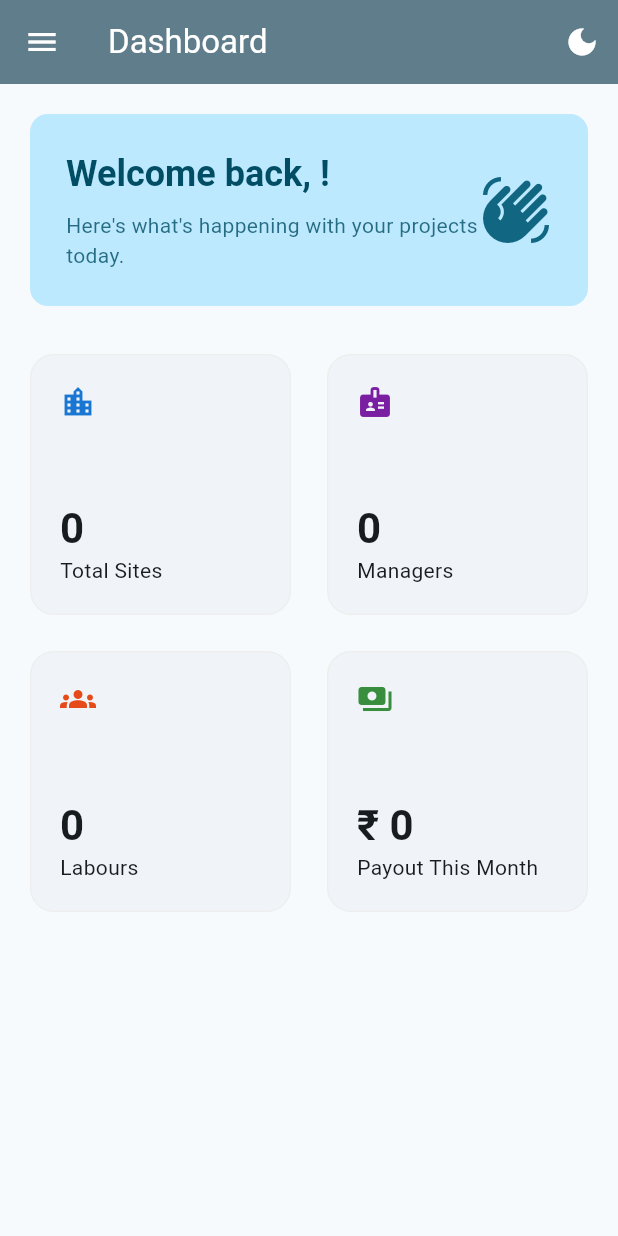
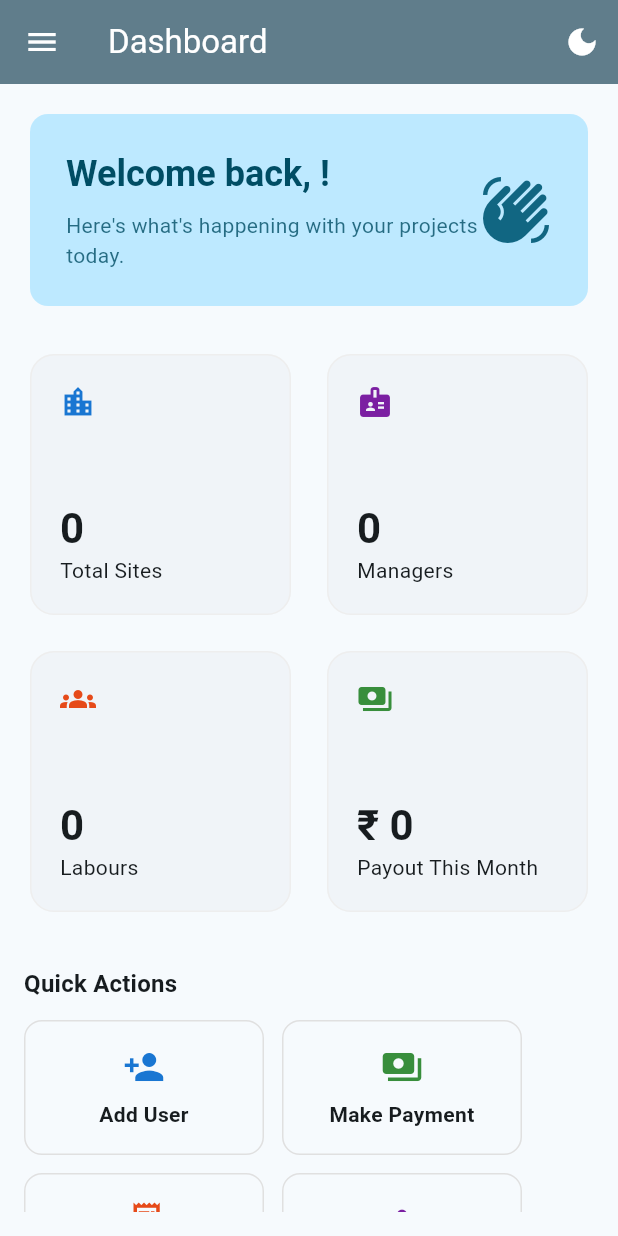
Before and after one commit to Developer123-Aksh/LWMS, a Flutter app: the AdminDashboardPage widget shown alone on an empty page, opened directly, on a phone screen of 412 x 824 dp. Run offline on Flutter 3.47's test engine with Material 3 defaults, Android fonts, the phone set to English and light mode, and no system bars; our stand-ins replace supabase_flutter; accounts and stored records are empty.

Commit message:
made final changes

```diff
--- a/lib/admin/admin_home.dart
+++ b/lib/admin/admin_home.dart
@@ -1,6 +1,9 @@
 import 'package:flutter/material.dart';
 import 'admin_layout.dart';
 import '../services/profile_service.dart';
+import 'admin_payment_page.dart';
+import 'admin_transection_page.dart';
+import 'admin_users_page.dart';
 
 class AdminDashboardPage extends StatelessWidget {
   const AdminDashboardPage({super.key});
@@ -31,9 +34,11 @@ class AdminDashboardPage extends StatelessWidget {
             child: Column(
               crossAxisAlignment: CrossAxisAlignment.start,
               children: [
+                // ===== WELCOME =====
                 _buildWelcomeCard(context, data['admin_name']),
                 const SizedBox(height: 24),
 
+                // ===== STATS =====
                 GridView.count(
                   shrinkWrap: true,
                   physics: const NeverScrollableScrollPhysics(),
@@ -69,6 +74,13 @@ class AdminDashboardPage extends StatelessWidget {
                     ),
                   ],
                 ),
+
+                const SizedBox(height: 32),
+
+                // ===== QUICK ACTIONS AT BOTTOM =====
+                _buildQuickActions(context),
+
+                const SizedBox(height: 24),
               ],
             ),
           );
@@ -77,6 +89,7 @@ class AdminDashboardPage extends StatelessWidget {
     );
   }
 
+  // ===== WELCOME CARD =====
   Widget _buildWelcomeCard(BuildContext context, String adminName) {
     return Card(
       elevation: 0,
@@ -93,8 +106,9 @@ class AdminDashboardPage extends StatelessWidget {
                     'Welcome back, $adminName!',
                     style: Theme.of(context).textTheme.headlineSmall?.copyWith(
                           fontWeight: FontWeight.bold,
-                          color:
-                              Theme.of(context).colorScheme.onPrimaryContainer,
+                          color: Theme.of(context)
+                              .colorScheme
+                              .onPrimaryContainer,
                         ),
                   ),
                   const SizedBox(height: 8),
@@ -120,8 +134,70 @@ class AdminDashboardPage extends StatelessWidget {
       ),
     );
   }
+
+  // ===== QUICK ACTIONS =====
+  Widget _buildQuickActions(BuildContext context) {
+    return Column(
+      crossAxisAlignment: CrossAxisAlignment.start,
+      children: [
+        Text(
+          'Quick Actions',
+          style: Theme.of(context).textTheme.titleMedium?.copyWith(
+                fontWeight: FontWeight.bold,
+              ),
+        ),
+        const SizedBox(height: 12),
+
+        Wrap(
+          spacing: 12,
+          runSpacing: 12,
+          children: [
+            _QuickActionButton(
+              icon: Icons.person_add,
+              label: 'Add User',
+              color: const Color(0xFF1976D2),
+              onTap: () {
+                Navigator.push(context,
+                    MaterialPageRoute(builder: (_) => const AdminUsersPage()));
+              },
+            ),
+            _QuickActionButton(
+              icon: Icons.payments,
+              label: 'Make Payment',
+              color: const Color(0xFF388E3C),
+              onTap: () {
+                Navigator.push(context,
+                    MaterialPageRoute(builder: (_) => const AdminPaymentsPage()));
+              },
+            ),
+            _QuickActionButton(
+              icon: Icons.receipt_long,
+              label: 'Transactions',
+              color: const Color(0xFFE64A19),
+              onTap: () {
+                Navigator.push(
+                    context,
+                    MaterialPageRoute(
+                        builder: (_) => const AdminTransactionsPage()));
+              },
+            ),
+            _QuickActionButton(
+              icon: Icons.groups,
+              label: 'View Users',
+              color: const Color(0xFF7B1FA2),
+              onTap: () {
+                Navigator.push(context,
+                    MaterialPageRoute(builder: (_) => const AdminUsersPage()));
+              },
+            ),
+          ],
+        ),
+      ],
+    );
+  }
 }
 
+// ===== STAT CARD =====
 class _StatCard extends StatelessWidget {
   final String title;
   final String value;
@@ -179,3 +255,48 @@ class _StatCard extends StatelessWidget {
     );
   }
 }
+
+// ===== QUICK ACTION BUTTON =====
+class _QuickActionButton extends StatelessWidget {
+  final IconData icon;
+  final String label;
+  final Color color;
+  final VoidCallback onTap;
+
+  const _QuickActionButton({
+    required this.icon,
+    required this.label,
+    required this.color,
+    required this.onTap,
+  });
+
+  @override
+  Widget build(BuildContext context) {
+    return InkWell(
+      borderRadius: BorderRadius.circular(12),
+      onTap: onTap,
+      child: Container(
+        width: 160,
+        padding: const EdgeInsets.all(16),
+        decoration: BoxDecoration(
+          borderRadius: BorderRadius.circular(12),
+          border: Border.all(color: Colors.grey.shade300),
+        ),
+        child: Column(
+          mainAxisSize: MainAxisSize.min,
+          children: [
+            Icon(icon, size: 28, color: color),
+            const SizedBox(height: 8),
+            Text(
+              label,
+              textAlign: TextAlign.center,
+              style: Theme.of(context).textTheme.bodyMedium?.copyWith(
+                    fontWeight: FontWeight.w600,
+                  ),
+            ),
+          ],
+        ),
+      ),
+    );
+  }
+}
--- a/lib/admin/admin_layout.dart
+++ b/lib/admin/admin_layout.dart
@@ -11,13 +11,17 @@ import 'admin_users_page.dart';
 import 'admin_profile_page.dart';
 import 'admin_payment_page.dart';
 import 'admin_transection_page.dart';
-
+import 'admin_change_site_page.dart'; // ✅ NEW
 
 class AdminLayout extends StatelessWidget {
   final String title;
   final Widget child;
 
-  const AdminLayout({super.key, required this.title, required this.child});
+  const AdminLayout({
+    super.key,
+    required this.title,
+    required this.child,
+  });
 
   @override
   Widget build(BuildContext context) {
@@ -84,6 +88,15 @@ class AdminLayout extends StatelessWidget {
                     title: 'Sites',
                     page: const AdminSitesPage(),
                   ),
+
+                  // ===== CHANGE SITE (ADMIN ONLY) =====
+                  _item(
+                    context,
+                    icon: Icons.swap_horiz,
+                    title: 'Move Site',
+                    page: const AdminChangeSitePage(),
+                  ),
+
                   _item(
                     context,
                     icon: Icons.payment,
@@ -102,7 +115,9 @@ class AdminLayout extends StatelessWidget {
                     title: 'Transactions',
                     page: const AdminTransactionsPage(),
                   ),
+
                   const Divider(height: 32),
+
                   _item(
                     context,
                     icon: Icons.person,
@@ -110,18 +125,15 @@ class AdminLayout extends StatelessWidget {
                     page: const AdminProfilePage(),
                   ),
 
-                  /// ================= LOGOUT (FIXED) =================
+                  // ================= LOGOUT =================
                   ListTile(
                     leading: const Icon(Icons.logout),
                     title: const Text('Logout'),
                     onTap: () async {
                       try {
-                        // Close drawer if present
-                        Navigator.of(context).pop();
-
-                        // ONLY sign out
+                        Navigator.of(context).pop(); // close drawer
                         await Supabase.instance.client.auth.signOut();
-                        // ❌ no navigation here
+                        // ❌ no manual navigation (AuthGate handles it)
                       } catch (e) {
                         ScaffoldMessenger.of(context).showSnackBar(
                           SnackBar(content: Text('Logout failed: $e')),
@@ -136,7 +148,10 @@ class AdminLayout extends StatelessWidget {
         ),
       ),
 
-      body: Padding(padding: const EdgeInsets.all(16), child: child),
+      body: Padding(
+        padding: const EdgeInsets.all(16),
+        child: child,
+      ),
     );
   }
 
```
Also changed, not shown: lib/admin/admin_change_site_page.dart (added, +262 -0 lines), lib/admin/admin_sites_page.dart (+94 -40 lines), lib/manager/manager_dashboard_page.dart (+69 -50 lines).
